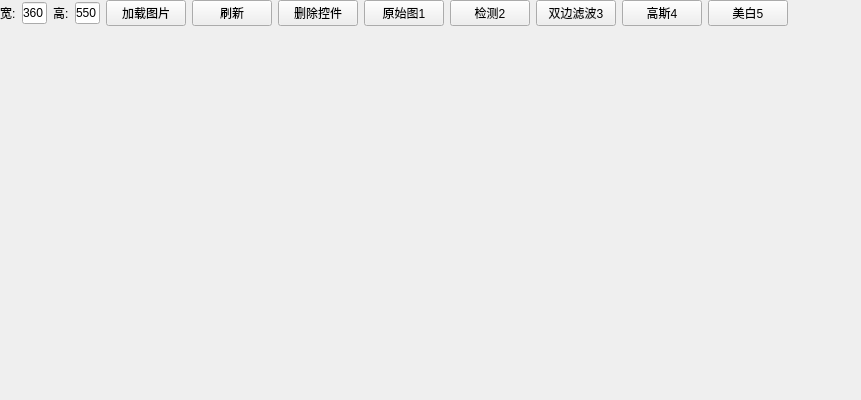
First picture: the form in testopencv/src/testqtopencv/testqtopencv.ui, repository chenyue0102/mytestchenyue, before the edit.
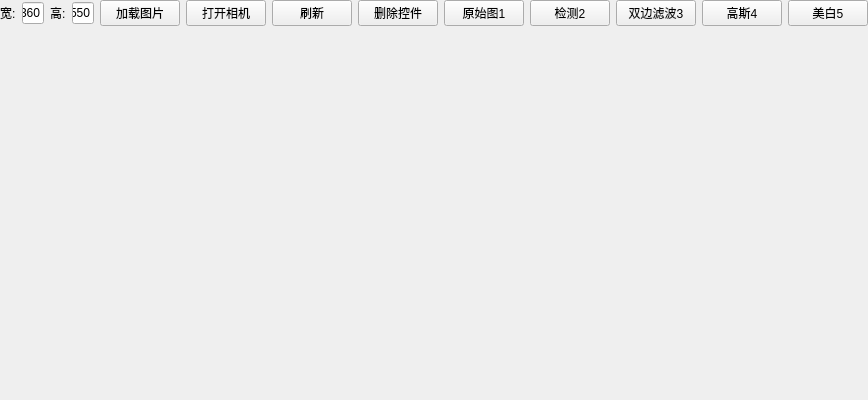
Second picture: the form after the edit.

The edit to the form file:
```diff
--- a/testopencv/src/testqtopencv/testqtopencv.ui
+++ b/testopencv/src/testqtopencv/testqtopencv.ui
@@ -100,6 +100,13 @@
         </property>
        </widget>
       </item>
+      <item>
+       <widget class="QPushButton" name="pushButtonCamera">
+        <property name="text">
+         <string>打开相机</string>
+        </property>
+       </widget>
+      </item>
       <item>
        <widget class="QPushButton" name="pushButtonRefresh">
         <property name="text">
```
Left out of the diff: 17 changed lines with no effect on the pictures.
